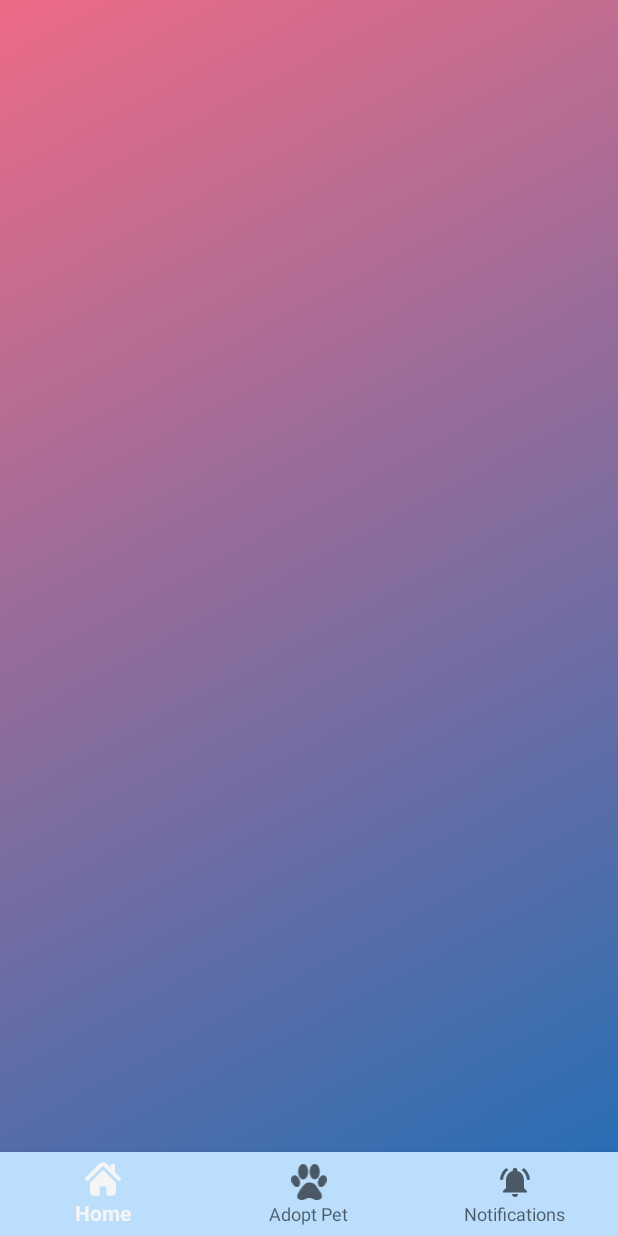
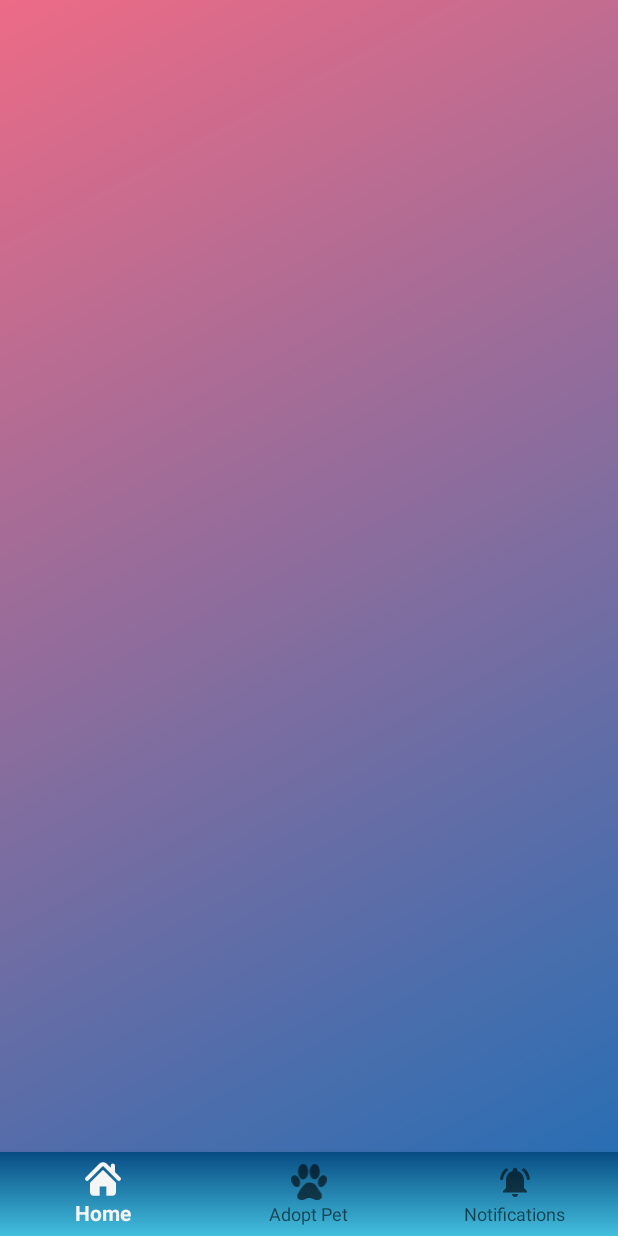
Before and after one commit to WenDEVLIFE/Pet-Adoption-App, an Android app: the FragementController screen opened directly, with no data from a screen before it, on a phone screen of 412 x 824 dp. Run offline under Robolectric (Android 15) with nearby library versions, the phone set to English and light mode, and no system bars.

Commit message:
Added Sidebar

```diff
--- /dev/null
+++ b/app/src/main/res/drawable/navbottom.xml
@@ -0,0 +1,7 @@
+<?xml version="1.0" encoding="utf-8"?>
+<shape xmlns:android="http://schemas.android.com/apk/res/android">
+    <gradient
+            android:startColor="#084B83"
+            android:endColor="#42BFDD"
+            android:angle="600"/>
+</shape>
--- a/app/src/main/res/layout/activity_home.xml
+++ b/app/src/main/res/layout/activity_home.xml
@@ -1,11 +1,14 @@
 <?xml version="1.0" encoding="utf-8"?>
-<androidx.constraintlayout.widget.ConstraintLayout xmlns:android="http://schemas.android.com/apk/res/android"
-        xmlns:tools="http://schemas.android.com/tools"
+<androidx.drawerlayout.widget.DrawerLayout xmlns:android="http://schemas.android.com/apk/res/android"
         xmlns:app="http://schemas.android.com/apk/res-auto"
+        android:id="@+id/drawer_layout"
+        android:layout_width="match_parent"
+        android:layout_height="match_parent">
+
+    <androidx.constraintlayout.widget.ConstraintLayout
             android:id="@+id/main"
             android:layout_width="match_parent"
-        android:layout_height="match_parent"
-        tools:context=".FragementController">
+            android:layout_height="match_parent">
 
         <FrameLayout
                 android:id="@+id/nav_host_fragment"
@@ -28,7 +31,16 @@
                 app:layout_constraintBottom_toBottomOf="parent"
                 app:layout_constraintEnd_toEndOf="parent"
                 app:layout_constraintHorizontal_bias="1.0"
-            android:background="#BADEFC"
-            app:menu="@menu/bottom_navmenumain"
-            />
+                android:background="@drawable/navbottom"
+                app:menu="@menu/bottom_navmenumain" />
     </androidx.constraintlayout.widget.ConstraintLayout>
+
+    <com.google.android.material.navigation.NavigationView
+            android:id="@+id/nav_view"
+            android:layout_width="wrap_content"
+            android:layout_height="match_parent"
+            android:layout_gravity="start"
+            android:background="@drawable/navbottom"
+            app:menu="@menu/bottom_navmenumain" />
+
+</androidx.drawerlayout.widget.DrawerLayout>
```
Lines whose indentation alone changed are shown as unchanged.
